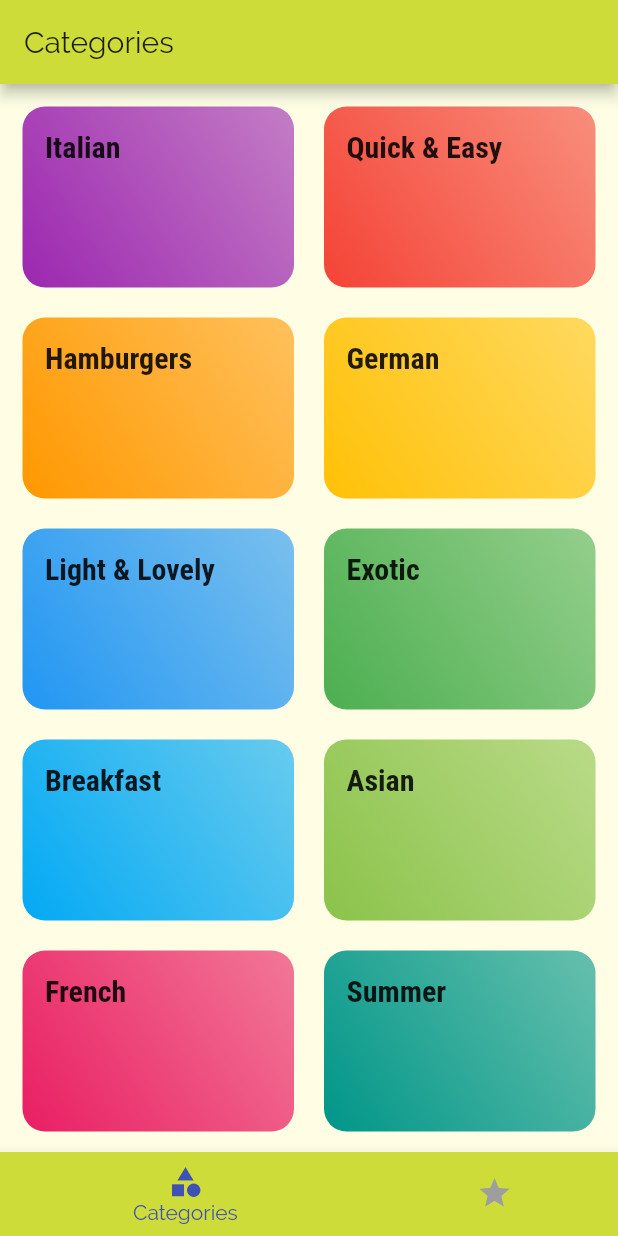
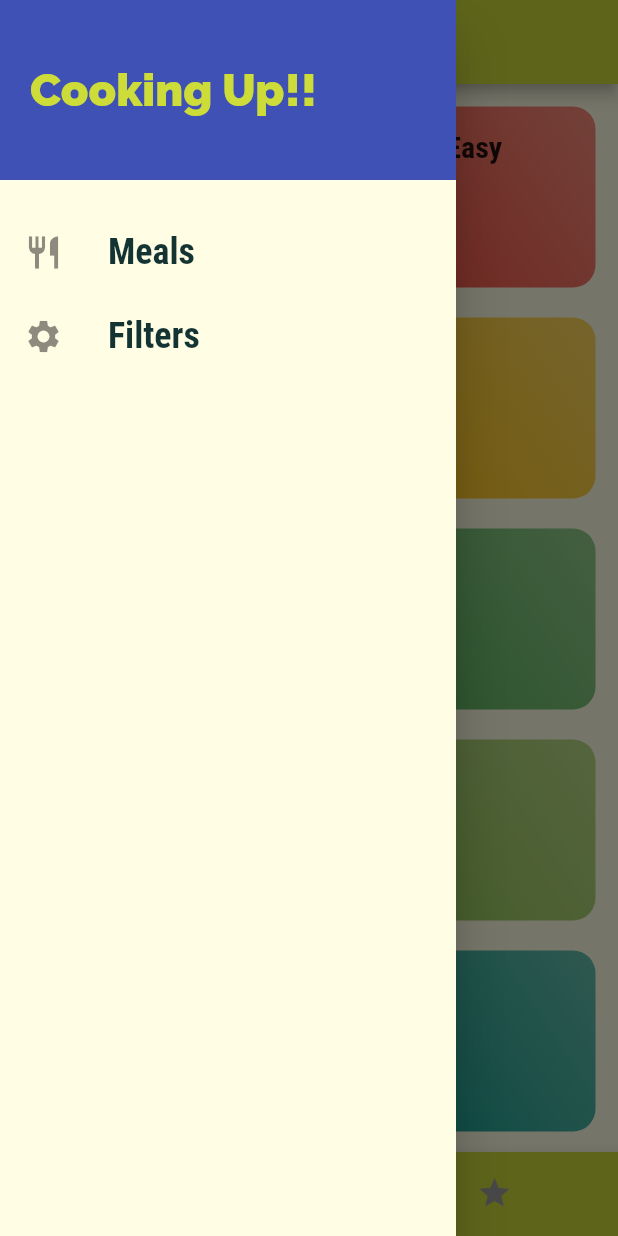
Before and after one commit to RohitIslam/meals-app, a Flutter app: the screen it shows after launch, with the side drawer open (before the commit the screen has no drawer), on a phone screen of 412 x 824 dp. Run offline on Flutter 3.47's test engine with Material 2 defaults, Android fonts, the phone set to English and light mode, and no system bars.

Commit message:
Custome drawer added

```diff
--- a/lib/pages/tabs.dart
+++ b/lib/pages/tabs.dart
@@ -2,6 +2,8 @@ import 'package:flutter/material.dart';
 
 import '../pages/categories.dart';
 import '../pages/favorite_categories.dart';
+
+import '../widgets/main_drawer.dart';
 
 class TabsPage extends StatefulWidget {
   @override
@@ -30,6 +32,7 @@ class _TabsPageState extends State<TabsPage> {
           _pages[_selectedPageIndex]['title'],
         ),
       ),
+      drawer: MainDrawer(),
       body: _pages[_selectedPageIndex]['page'],
       bottomNavigationBar: BottomNavigationBar(
         onTap: _selectTab,
--- /dev/null
+++ b/lib/widgets/main_drawer.dart
@@ -0,0 +1,57 @@
+import 'package:flutter/material.dart';
+
+class MainDrawer extends StatelessWidget {
+  Widget buildListTile(IconData icon, String title) {
+    return ListTile(
+      leading: Icon(
+        icon,
+        size: 26,
+      ),
+      title: Text(
+        title,
+        style: TextStyle(
+          fontFamily: 'RobotoCondensed',
+          fontSize: 24,
+          fontWeight: FontWeight.bold,
+        ),
+      ),
+      onTap: () {},
+    );
+  }
+
+  @override
+  Widget build(BuildContext context) {
+    return Drawer(
+      child: Column(
+        children: <Widget>[
+          Container(
+            height: 120,
+            width: double.infinity,
+            padding: EdgeInsets.all(20),
+            alignment: Alignment.centerLeft,
+            color: Theme.of(context).accentColor,
+            child: Text(
+              'Cooking Up!!',
+              style: TextStyle(
+                fontWeight: FontWeight.w900,
+                fontSize: 30,
+                color: Theme.of(context).primaryColor,
+              ),
+            ),
+          ),
+          SizedBox(
+            height: 20,
+          ),
+          buildListTile(
+            Icons.restaurant,
+            "Meals",
+          ),
+          buildListTile(
+            Icons.settings,
+            "Filters",
+          ),
+        ],
+      ),
+    );
+  }
+}
```
